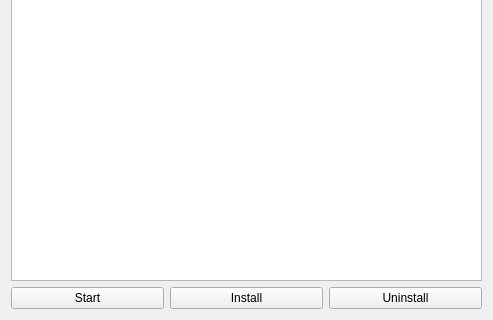
Before: the Qt Designer form interface.ui in mandeeps708/PluginManager, drawn with Qt 5; both pictures show x 0 to 493 and y 154 to 474 of the 493 by 474 pixel window.
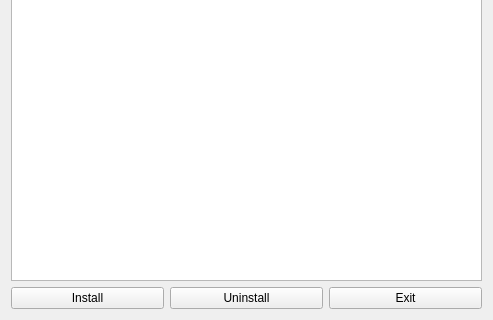
After: the same form once the commit is applied.

Commit message:
adds autostart, install, uninstall, exit
- Removed autostart, GUI starts up after loading stuff.
- Now can install/uninstall the plugins.
- Exit button.
- Prints info of the plugin when clicked.

```diff
--- a/interface.ui
+++ b/interface.ui
@@ -16,13 +16,6 @@
   <layout class="QGridLayout" name="gridLayout">
    <item row="1" column="0">
     <layout class="QHBoxLayout" name="buttons">
-     <item>
-      <widget class="QPushButton" name="start_bt">
-       <property name="text">
-        <string>Start</string>
-       </property>
-      </widget>
-     </item>
      <item>
       <widget class="QPushButton" name="install_bt">
        <property name="text">
@@ -37,6 +30,13 @@
        </property>
       </widget>
      </item>
+     <item>
+      <widget class="QPushButton" name="exit_bt">
+       <property name="text">
+        <string>Exit</string>
+       </property>
+      </widget>
+     </item>
     </layout>
    </item>
    <item row="0" column="0">
```
The commit also changes 2 other files.
